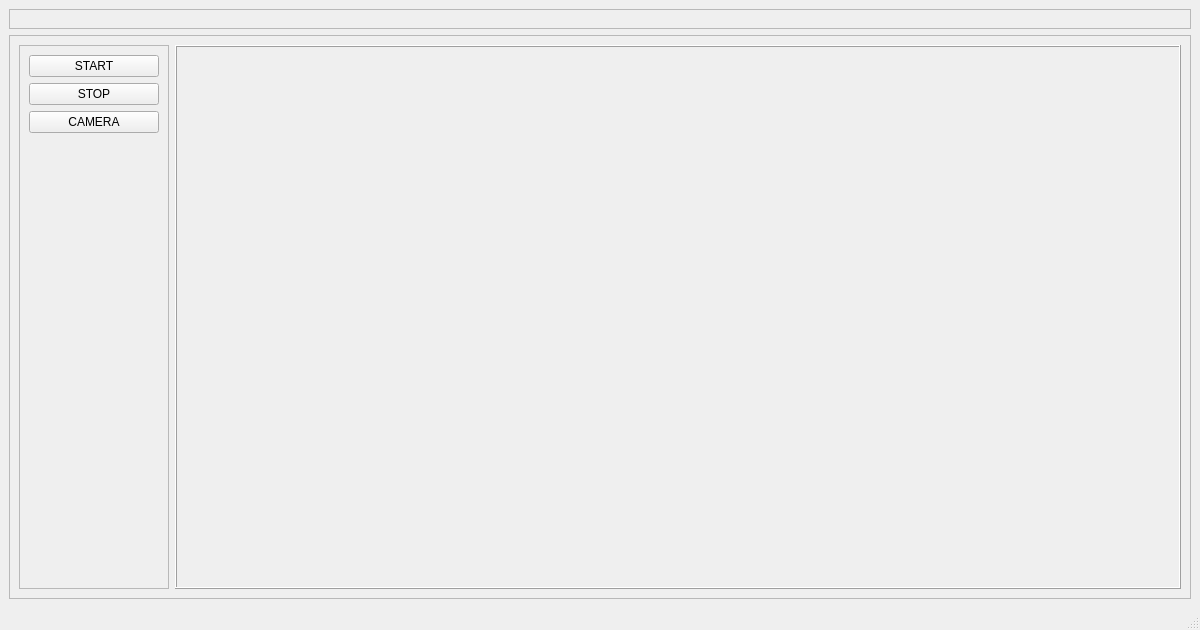
Qt form gps_bot/gui.ui (corbridge/GPS-Pi-Bot) before a commit.
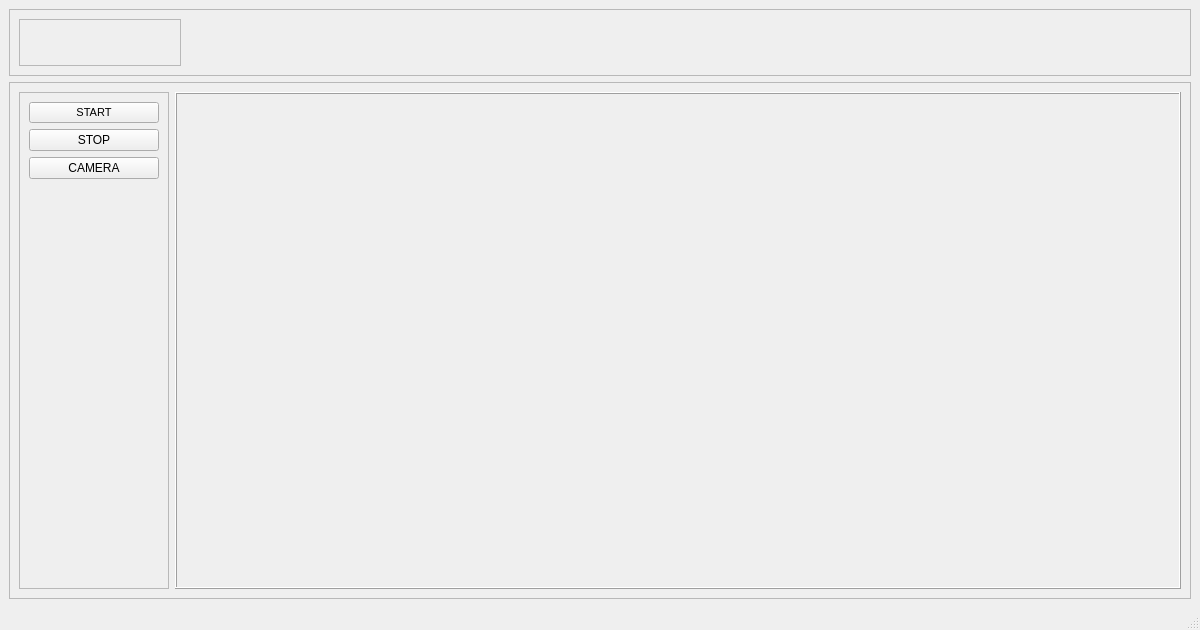
The same form after that commit.

Commit message: enable buttons and try to fix it

```diff
--- a/gps_bot/gui.ui
+++ b/gps_bot/gui.ui
@@ -31,7 +31,34 @@
       </property>
       <layout class="QVBoxLayout" name="verticalLayout_3">
        <item>
-        <layout class="QHBoxLayout" name="horizontalLayout"/>
+        <layout class="QHBoxLayout" name="horizontalLayout">
+         <item>
+          <widget class="QFrame" name="frame_5">
+           <property name="frameShape">
+            <enum>QFrame::StyledPanel</enum>
+           </property>
+           <property name="frameShadow">
+            <enum>QFrame::Raised</enum>
+           </property>
+          </widget>
+         </item>
+         <item>
+          <spacer name="horizontalSpacer">
+           <property name="orientation">
+            <enum>Qt::Horizontal</enum>
+           </property>
+           <property name="sizeType">
+            <enum>QSizePolicy::Fixed</enum>
+           </property>
+           <property name="sizeHint" stdset="0">
+            <size>
+             <width>1000</width>
+             <height>20</height>
+            </size>
+           </property>
+          </spacer>
+         </item>
+        </layout>
        </item>
       </layout>
      </widget>
@@ -61,7 +88,12 @@
          </property>
          <layout class="QVBoxLayout" name="verticalLayout_2">
           <item>
-           <widget class="QPushButton" name="subjects">
+           <widget class="QPushButton" name="start">
+            <property name="font">
+             <font>
+              <pointsize>8</pointsize>
+             </font>
+            </property>
             <property name="text">
              <string>START</string>
             </property>
@@ -86,10 +118,13 @@
             <property name="orientation">
              <enum>Qt::Vertical</enum>
             </property>
+            <property name="sizeType">
+             <enum>QSizePolicy::Fixed</enum>
+            </property>
             <property name="sizeHint" stdset="0">
              <size>
               <width>20</width>
-              <height>30</height>
+              <height>400</height>
              </size>
             </property>
            </spacer>
```
Left out of the diff: 4 changed lines with no effect on the pictures. The commit also changes 1 other file.
